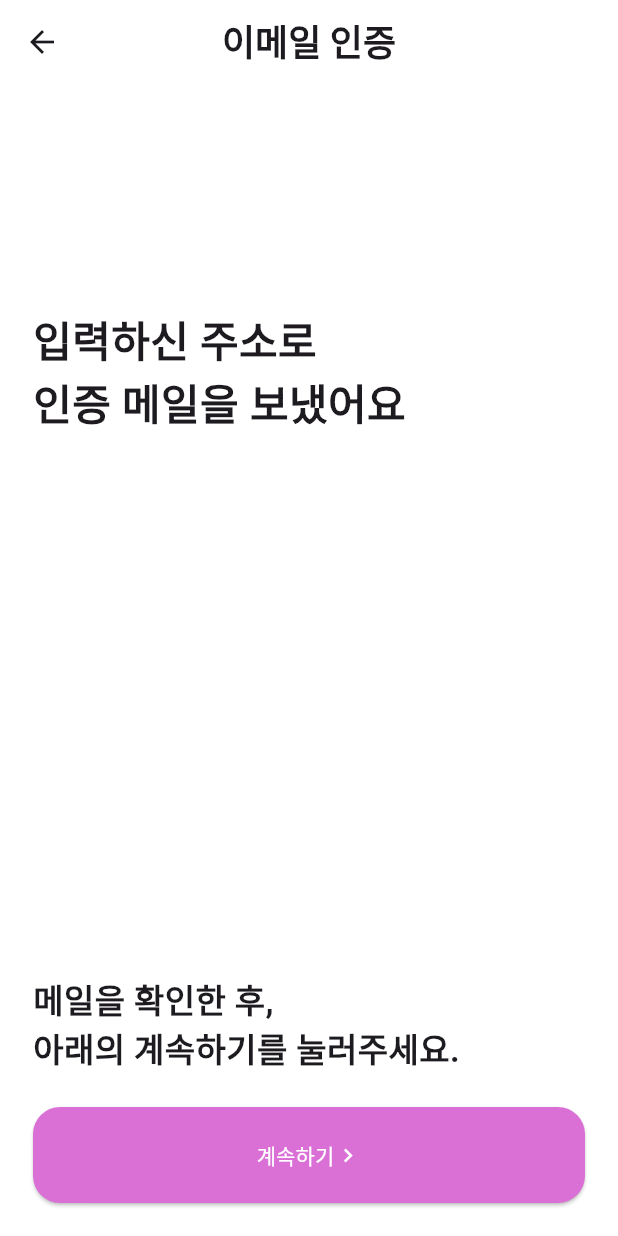
After one commit to bae7491/bus_way, a Flutter app: the VerifyEmailView screen opened directly, on a phone screen of 412 x 824 dp. The commit adds this screen. Run offline on Flutter 3.47's test engine with Material 3 defaults, Android fonts, the phone set to English and light mode, and no system bars; our stand-ins replace firebase_auth, firebase_core, mask_text_input_formatter, shared_preferences; accounts and stored records are empty; network calls fail; Roboto replaces fonts that are missing (Inter).

Commit message:
로그인 시, 이메일 인증 확인 및 이메일 인증 기능 추가

```diff
--- a/lib/data/model/firebase_user_model.dart
+++ b/lib/data/model/firebase_user_model.dart
@@ -4,9 +4,11 @@
 class FirebaseUserModel {
   String? email;
   String? password;
+  bool? emailVerified;
 
   FirebaseUserModel({
     required this.email,
     required this.password,
+    required this.emailVerified,
   });
 }
--- a/lib/main.dart
+++ b/lib/main.dart
@@ -1,5 +1,6 @@
 import 'package:bus_way/ui/auth/auth_check.dart';
 import 'package:bus_way/ui/auth/reset_password/reset_password_viewmodel.dart';
+import 'package:bus_way/ui/auth/verify_email/verify_email_viewmodel.dart';
 import 'package:bus_way/ui/mainpage/mainpage_viewmodel.dart';
 import 'package:firebase_core/firebase_core.dart';
 import 'package:flutter/material.dart';
@@ -32,6 +33,10 @@ class MyApp extends StatelessWidget {
         ChangeNotifierProvider(
           create: (_) => ResetPasswordViewModel(),
         ),
+        // 이메일 인증
+        ChangeNotifierProvider(
+          create: (_) => VerifyEmailViewmodel(),
+        ),
         // 메인페이지
         ChangeNotifierProvider(
           create: (_) => MainPageViewModel(),
--- /dev/null
+++ b/lib/ui/auth/verify_email/verify_email_view.dart
@@ -0,0 +1,87 @@
+import 'package:bus_way/ui/auth/verify_email/verify_email_viewmodel.dart';
+import 'package:bus_way/widget/custom_continue_button.dart';
+import 'package:flutter/material.dart';
+import 'package:provider/provider.dart';
+
+class VerifyEmailView extends StatelessWidget {
+  const VerifyEmailView({super.key});
+
+  @override
+  Widget build(BuildContext context) {
+    return Consumer<VerifyEmailViewmodel>(
+      builder: (context, verifyEmailViewModel, child) {
+        return PopScope(
+          canPop: !verifyEmailViewModel.isLoading,
+          child: Stack(
+            children: [
+              Scaffold(
+                resizeToAvoidBottomInset: true,
+                appBar: AppBar(
+                  backgroundColor: Colors.white,
+                  surfaceTintColor: Colors.white,
+                  centerTitle: true,
+                  title: const Text(
+                    '이메일 인증',
+                    style: TextStyle(
+                      fontFamily: 'Inter',
+                      fontSize: 24,
+                      fontWeight: FontWeight.bold,
+                    ),
+                  ),
+                ),
+                body: SafeArea(
+                  child: Column(
+                    crossAxisAlignment: CrossAxisAlignment.start,
+                    children: <Widget>[
+                      const Padding(
+                        padding: EdgeInsets.symmetric(horizontal: 22.0),
+                        child: Column(
+                          crossAxisAlignment: CrossAxisAlignment.start,
+                          children: <Widget>[
+                            SizedBox(height: 150),
+                            Text(
+                              '입력하신 주소로\n인증 메일을 보냈어요',
+                              style: TextStyle(
+                                  fontSize: 28, fontWeight: FontWeight.bold),
+                            ),
+                          ],
+                        ),
+                      ),
+                      const Spacer(),
+                      const Padding(
+                        padding: EdgeInsets.symmetric(horizontal: 22.0),
+                        child: Text(
+                          '메일을 확인한 후,\n아래의 계속하기를 눌러주세요.',
+                          style: TextStyle(
+                              fontSize: 22, fontWeight: FontWeight.bold),
+                        ),
+                      ),
+                      Padding(
+                        padding: const EdgeInsets.all(22.0),
+                        child: CustomContinueButton(
+                            onPressed: () {
+                              verifyEmailViewModel.handleVerifyEmail(context);
+                            },
+                            text: '계속하기'),
+                      ),
+                    ],
+                  ),
+                ),
+              ),
+              // 로딩 중일 때 보여줄 회색 배경과 CircularProgressIndicator
+              if (verifyEmailViewModel.isLoading)
+                Positioned.fill(
+                  child: Container(
+                    color: Colors.black.withOpacity(0.5), // 회색 배경
+                    child: const Center(
+                      child: CircularProgressIndicator(), // 로딩 인디케이터
+                    ),
+                  ),
+                ),
+            ],
+          ),
+        );
+      },
+    );
+  }
+}
--- /dev/null
+++ b/lib/ui/auth/verify_email/verify_email_viewmodel.dart
@@ -0,0 +1,46 @@
+import 'package:bus_way/data/respository/auth_repository.dart';
+import 'package:bus_way/ui/mainpage/mainpage_view.dart';
+import 'package:bus_way/widget/custom_snackbar.dart';
+import 'package:bus_way/widget/navigator_animation.dart';
+import 'package:flutter/material.dart';
+
+class VerifyEmailViewmodel with ChangeNotifier {
+  AuthRepository authRepository = AuthRepository();
+
+  bool _isLoading = false;
+  bool _emailVerified = false;
+  String? _errorMessage;
+
+  bool get isLoading => _isLoading;
+  bool get emailVerified => _emailVerified;
+  String? get errorMessage => _errorMessage;
+
+  // 인증 확인 체크 로직
+  handleVerifyEmail(BuildContext context) async {
+    _isLoading = true;
+    _errorMessage = null;
+    notifyListeners();
+
+    _emailVerified = await authRepository.checkVerifyEmail();
+    print('이메일 인증 확인: $_emailVerified');
+
+    // 메일 인증 완료 후,
+    if (_emailVerified) {
+      // 인증 완료 시,
+      if (context.mounted) {
+        Navigator.of(context).push(
+            const NavigatorAnimation(destination: MainView())
+                .createRoute(SlideDirection.bottomToTop));
+      }
+    } else {
+      // 인증 미완료 시,
+      if (context.mounted) {
+        ScaffoldMessenger.of(context).showSnackBar(
+          const CustomSnackbar(content: Text('이메일 인증 완료 후, 계속하기를 눌러주세요.')),
+        );
+      }
+    }
+    _isLoading = false;
+    notifyListeners();
+  }
+}
```
Also changed, not shown: lib/data/datasource/auth_remote_datasource.dart (+26 -0 lines), lib/data/respository/auth_repository.dart (+17 -8 lines), lib/ui/auth/login/login_view.dart (+1 -7 lines), lib/ui/auth/login/login_viewmodel.dart (+42 -3 lines), lib/ui/auth/reset_password/reset_password_view.dart (+6 -2 lines), lib/ui/auth/signup/signup_viewmodel.dart (+9 -5 lines).
